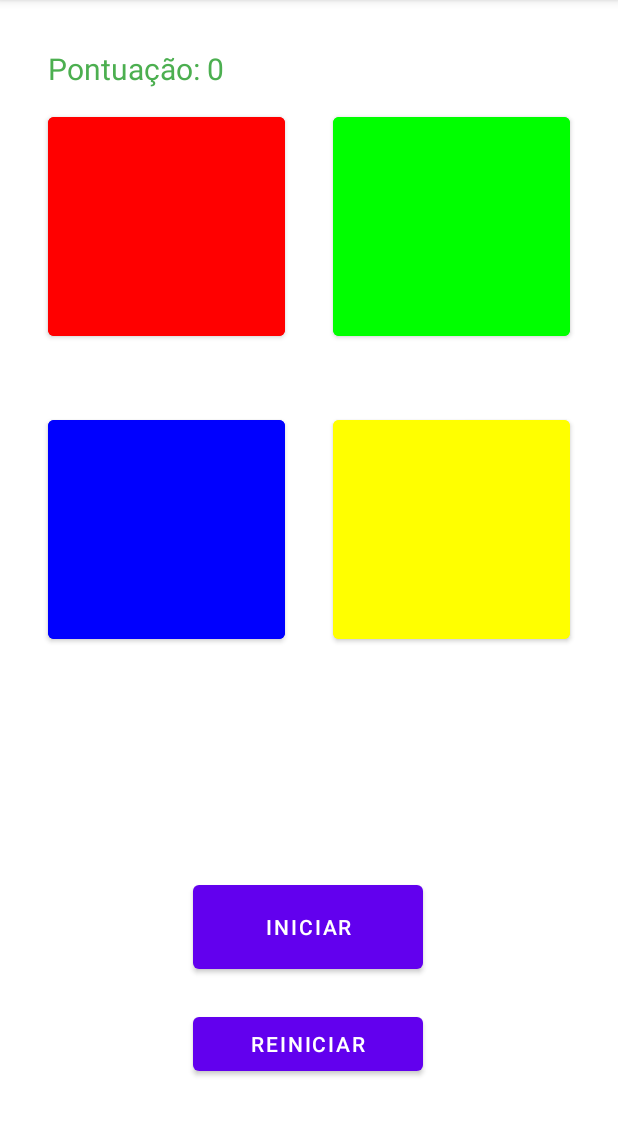
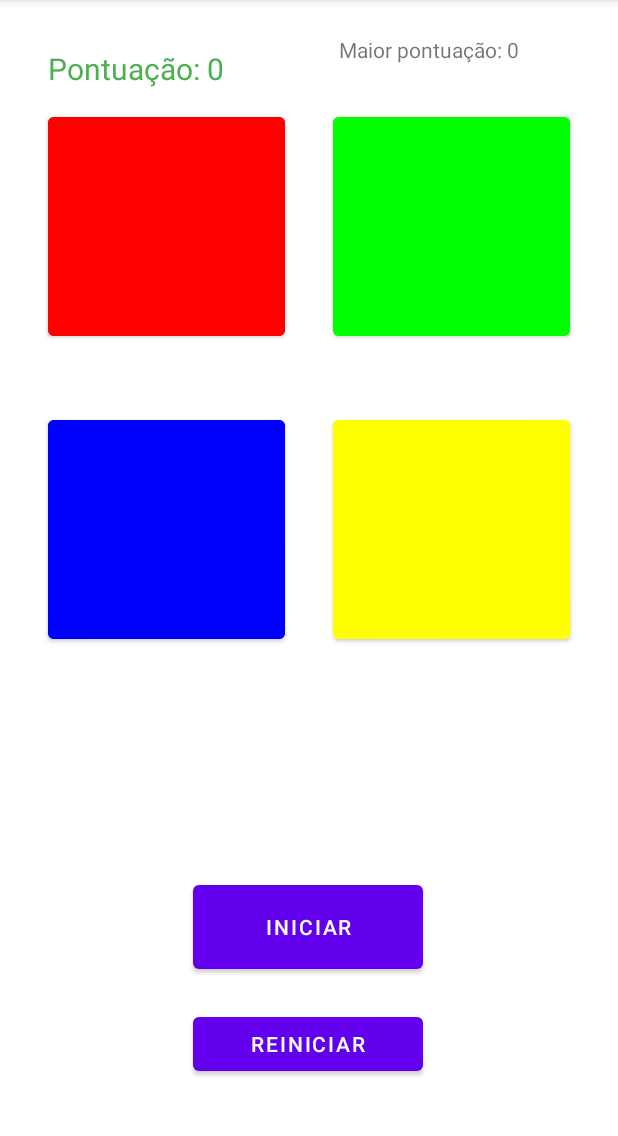
Before and after one commit to antoniomalheirs/Genius_1980, an Android app: the telajogo screen opened directly, with no data from a screen before it, on a phone screen of 412 x 824 dp, the part 84-1220 px from its top. Run offline under Robolectric (Android 15) with nearby library versions, the phone set to English and light mode, and no system bars.

Commit message:
mudanças na exibição da pontuação

```diff
--- a/app/src/main/java/com/example/geniusv02/telajogo.java
+++ b/app/src/main/java/com/example/geniusv02/telajogo.java
@@ -16,9 +16,9 @@ import java.util.Arrays;
 public class telajogo extends AppCompatActivity {
 
     Button btniniciar,btnred, btnblue, btnyellow, btngreen, btnreset;
-    TextView view;
+    TextView view,highscore;
 
-    int score=0, state=0, multi;
+    int score=0, state=0, multi, highScore=0;
     int [] jogo;
 
     private SecureRandom secureRandom = new SecureRandom();
@@ -39,12 +39,14 @@ public class telajogo extends AppCompatActivity {
         btngreen = findViewById(R.id.btnverde);
         btnyellow = findViewById(R.id.btnamarelo);
         view = findViewById(R.id.view);
+        highscore = findViewById(R.id.pontumax);
 
         sharedPreferences = getPreferences(MODE_PRIVATE);
 
         int score = sharedPreferences.getInt(PREF_SCORE, 0);
 
         view.setText("Pontuação: " + score);
+        highscore.setText("Maior pontuação: " + highScore);
 
         btnreset.setOnClickListener(new View.OnClickListener()
         {
--- a/app/src/main/res/layout/activity_telajogo.xml
+++ b/app/src/main/res/layout/activity_telajogo.xml
@@ -91,4 +91,17 @@
         app:layout_constraintEnd_toEndOf="parent"
         app:layout_constraintStart_toStartOf="parent" />
 
+    <TextView
+        android:id="@+id/pontumax"
+        android:layout_width="177dp"
+        android:layout_height="39dp"
+        android:layout_marginStart="43dp"
+        android:layout_marginTop="23dp"
+        android:layout_marginEnd="13dp"
+        android:layout_marginBottom="10dp"
+        app:layout_constraintBottom_toTopOf="@+id/btnverde"
+        app:layout_constraintEnd_toEndOf="parent"
+        app:layout_constraintStart_toEndOf="@+id/view"
+        app:layout_constraintTop_toTopOf="parent" />
+
 </androidx.constraintlayout.widget.ConstraintLayout>
```
